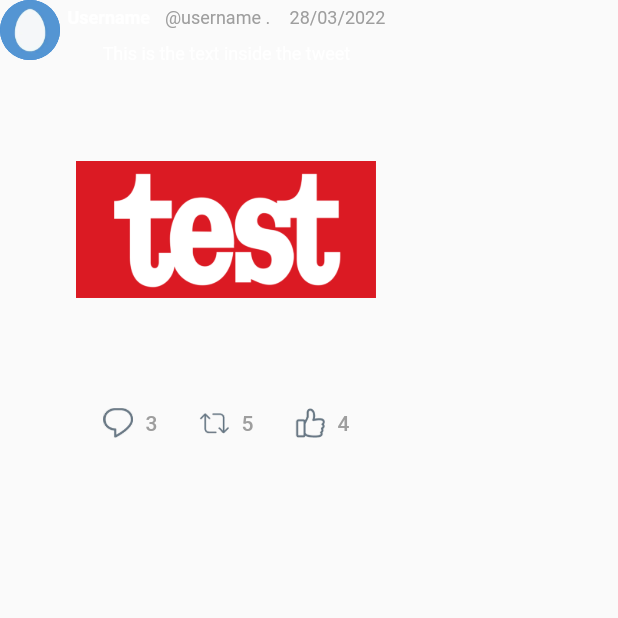
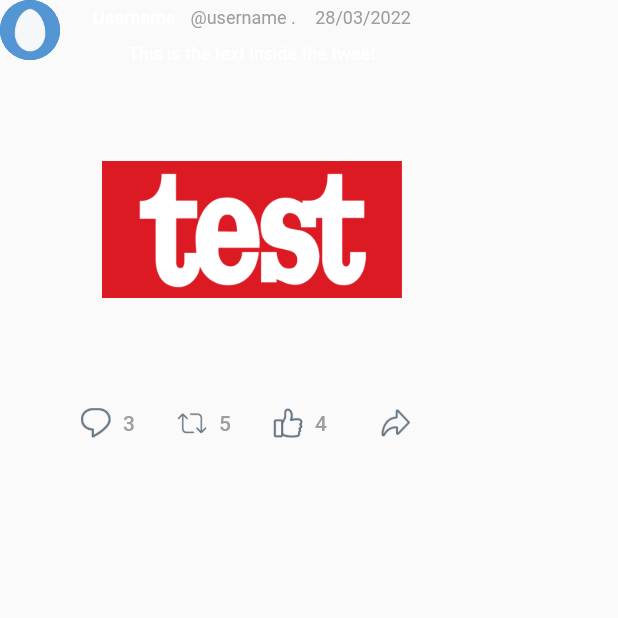
Before and after one commit to Nader-Youhanna/Twitter-App-Flutter, a Flutter app: the screen it shows after launch, on a phone screen of 412 x 824 dp, the top half of it. Run offline on Flutter 3.47's test engine with Material 2 defaults, Android fonts, the phone set to English and light mode, and no system bars.

Commit message:
Added share button

```diff
--- /dev/null
+++ b/android_app/lib/Tweets/share.dart
@@ -0,0 +1,21 @@
+import 'package:flutter/material.dart';
+
+class Share extends StatelessWidget {
+  final int iconSize;
+
+  Share(this.iconSize);
+
+  @override
+  Widget build(BuildContext context) {
+    return TextButton(
+      onPressed: () {
+        print('Share pressed');
+      },
+      child: Image.asset(
+        'assets/images/share_icon.png',
+        width: iconSize.toDouble(),
+        height: iconSize.toDouble(),
+      ),
+    );
+  }
+}
--- a/android_app/lib/Tweets/tweet.dart
+++ b/android_app/lib/Tweets/tweet.dart
@@ -7,6 +7,7 @@ import 'package:intl/intl.dart';
 import './retweet.dart';
 import './like.dart';
 import './comment.dart';
+import './share.dart';
 
 class Tweet extends StatelessWidget {
   // final user;
@@ -136,6 +137,8 @@ class Tweet extends StatelessWidget {
                 Retweet(5, false, iconSize),
                 //Like
                 Like(likeCount, false, iconSize),
+                //Share
+                Share(iconSize),
               ],
             ),
           ],
```
